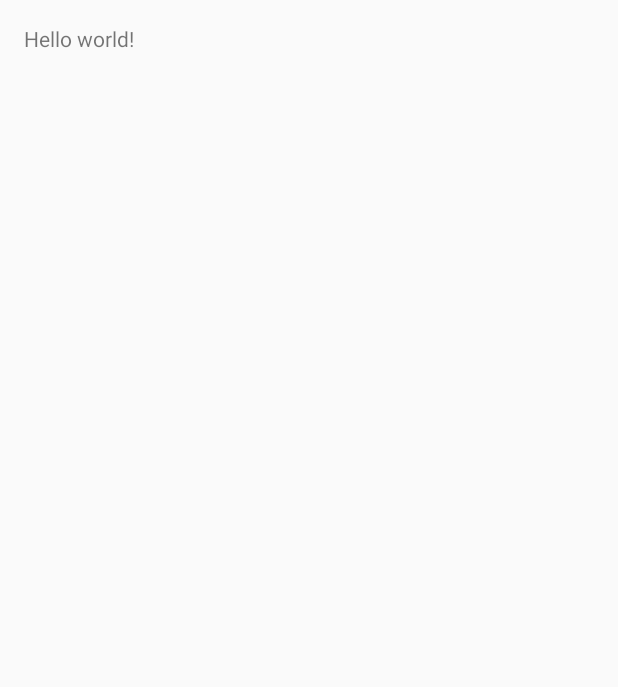
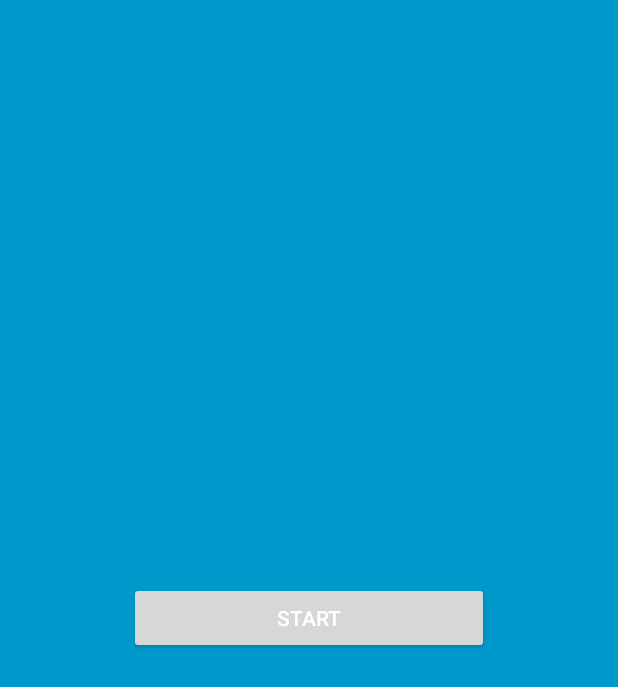
Before and after one commit to larssonwilly/Story-app-2, an Android app: the screen it shows after launch (MainActivity), on a phone screen of 412 x 824 dp. Before the commit the part shown is almost empty. Shown: the top 687 px of the screen. Run offline under Robolectric (Android 15) with nearby library versions, the phone set to English and light mode, and no system bars.

Commit message:
Created start button which leads to new activity with a text field.

```diff
--- a/app/src/main/AndroidManifest.xml
+++ b/app/src/main/AndroidManifest.xml
@@ -1,6 +1,6 @@
 <?xml version="1.0" encoding="utf-8"?>
 <manifest xmlns:android="http://schemas.android.com/apk/res/android"
-    package="com.example.willy.storyapp" >
+    package="com.example.willy.storyapp2">
 
     <application
         android:allowBackup="true"
@@ -16,6 +16,9 @@
                 <category android:name="android.intent.category.LAUNCHER" />
             </intent-filter>
         </activity>
+        <activity
+            android:name=".StoryMode"
+            android:label="@string/title_activity_story_mode"></activity>
     </application>
 
 </manifest>
--- /dev/null
+++ b/app/src/main/java/com/example/willy/storyapp2/MainActivity.java
@@ -0,0 +1,55 @@
+package com.example.willy.storyapp2;
+
+import android.content.Intent;
+import android.os.Bundle;
+import android.support.v7.app.ActionBarActivity;
+import android.view.View;
+import android.widget.Button;
+
+
+public class MainActivity extends ActionBarActivity {
+
+    @Override
+    protected void onCreate(Bundle savedInstanceState) {
+        super.onCreate(savedInstanceState);
+        setContentView(R.layout.activity_main);
+
+        // Objekt för att starta appens funktionalitet
+        Button start_button = (Button) findViewById(R.id.Start_button);
+        start_button.setOnClickListener(new View.OnClickListener() {
+            public void onClick(View v) {
+                newActivity();
+            }
+        });
+    }
+
+    // Tar oss från startskärmen till nästa skärm när startknappen klickas
+    public void newActivity() {
+
+        Intent intent = new Intent(this, StoryMode.class);
+        startActivity(intent);
+
+    }
+
+    /*@Override
+    public boolean onCreateOptionsMenu(Menu menu) {
+        // Inflate the menu; this adds items to the action bar if it is present.
+        getMenuInflater().inflate(R.menu.menu_main, menu);
+        return true;
+    }
+
+    @Override
+    public boolean onOptionsItemSelected(MenuItem item) {
+        // Handle action bar item clicks here. The action bar will
+        // automatically handle clicks on the Home/Up button, so long
+        // as you specify a parent activity in AndroidManifest.xml.
+        int id = item.getItemId();
+
+        //noinspection SimplifiableIfStatement
+        if (id == R.id.action_settings) {
+            return true;
+        }
+
+        return super.onOptionsItemSelected(item);
+    }*/
+}
--- a/app/src/main/res/layout/activity_main.xml
+++ b/app/src/main/res/layout/activity_main.xml
@@ -2,15 +2,20 @@
     xmlns:tools="http://schemas.android.com/tools"
     android:layout_width="match_parent"
     android:layout_height="match_parent"
+    android:background="@android:color/holo_blue_dark"
+    android:paddingBottom="@dimen/activity_vertical_margin"
     android:paddingLeft="@dimen/activity_horizontal_margin"
     android:paddingRight="@dimen/activity_horizontal_margin"
     android:paddingTop="@dimen/activity_vertical_margin"
-                android:paddingBottom="@dimen/activity_vertical_margin"
     tools:context=".MainActivity">
 
-    <TextView
-        android:text="@string/hello_world"
-        android:layout_width="wrap_content"
-        android:layout_height="wrap_content"/>
+    <Button
+        android:id="@+id/Start_button"
+        android:layout_width="240dp"
+        android:layout_height="wrap_content"
+        android:layout_centerHorizontal="true"
+        android:layout_centerVertical="true"
+        android:text="Start"
+        android:textColor="@android:color/white" />
 
 </RelativeLayout>
```
Also changed, not shown: app/src/main/java/com/example/willy/storyapp/MainActivity.java (deleted, +0 -19 lines), app/src/main/res/menu/menu_main.xml (+6 -6 lines), app/src/main/res/values/strings.xml (+6 -1 lines). Lines whose indentation alone changed are shown as unchanged.
